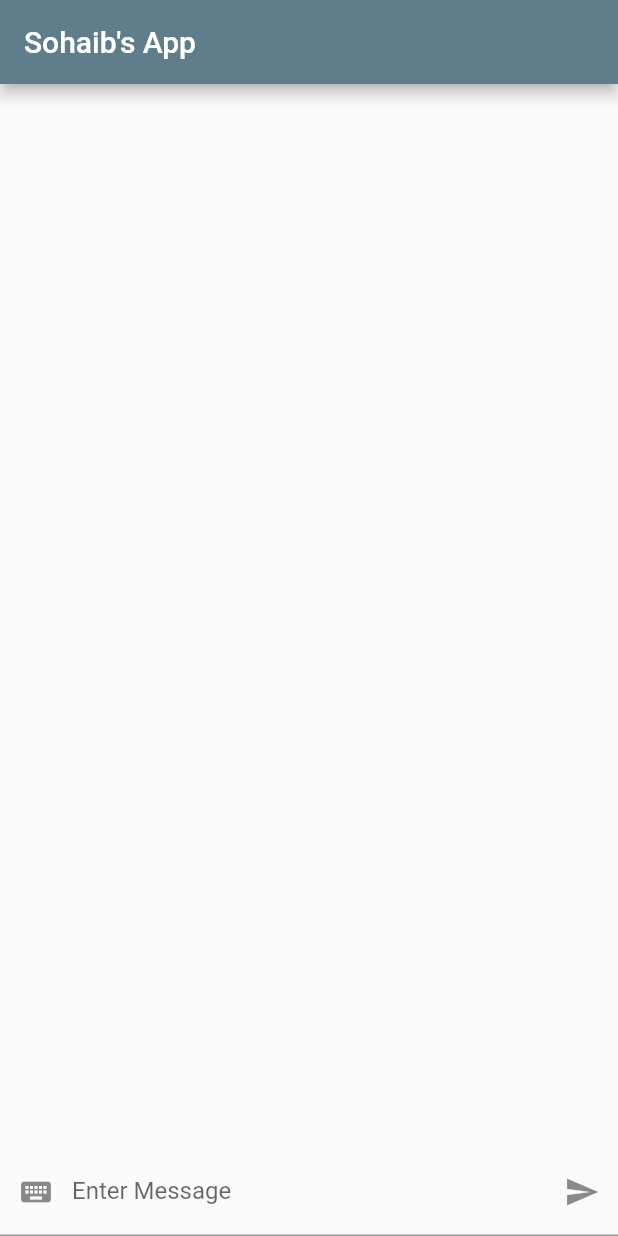
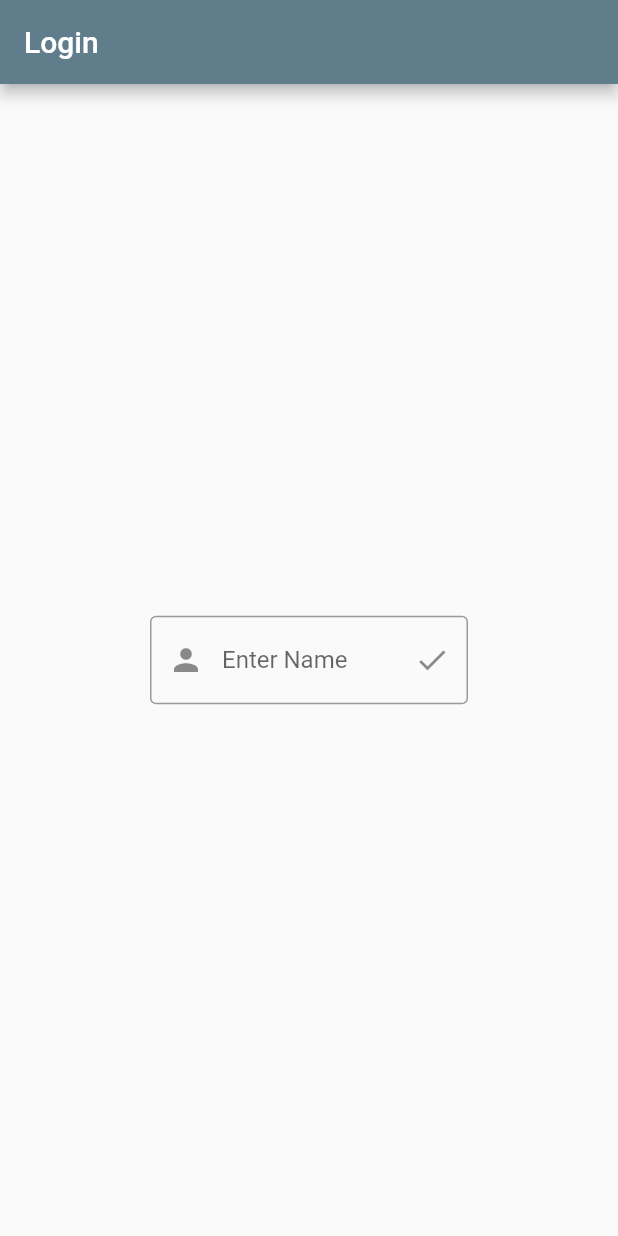
Before and after one commit to Sohaib-50/Flutter-Practice, a Flutter app: the screen it shows after launch, on a phone screen of 412 x 824 dp. Run offline on Flutter 3.47's test engine with Material 2 defaults, Android fonts, the phone set to English and light mode, and no system bars.

Commit message:
Page navigation with login page

```diff
--- /dev/null
+++ b/flutter_application_0/lib/loginpage.dart
@@ -0,0 +1,62 @@
+import 'package:flutter/material.dart';
+import 'myhomepage.dart' show MyHomePage;
+
+class LoginPage extends StatelessWidget {
+  LoginPage({super.key});
+
+  @override
+  Widget build(BuildContext context) {
+    return Scaffold(appBar: AppBar(title: const Text("Login")), body: Body());
+  }
+}
+
+class Body extends StatefulWidget {
+  const Body({super.key});
+
+  @override
+  State<Body> createState() => _BodyState();
+}
+
+class _BodyState extends State<Body> {
+  late String name;
+  final textController = TextEditingController();
+
+  @override
+  void dispose() {
+    textController.dispose();
+    super.dispose();
+  }
+
+  void login() {
+    name = textController.text;
+    if (name.isNotEmpty) {
+      Navigator.push(
+          context,
+          MaterialPageRoute(
+              builder: (context) => MyHomePage(
+                    name: name,
+                  )));
+    }
+  }
+
+  @override
+  Widget build(BuildContext context) {
+    return Center(
+      child: Padding(
+          padding: const EdgeInsets.all(100),
+          child: TextField(
+            controller: textController,
+            decoration: InputDecoration(
+              border: OutlineInputBorder(),
+              prefixIcon: const Icon(Icons.person),
+              labelText: 'Enter Name',
+              suffixIcon: IconButton(
+                  icon: const Icon(Icons.check),
+                  splashColor: Colors.blue,
+                  tooltip: "Login",
+                  onPressed: login),
+            ),
+          )),
+    );
+  }
+}
--- a/flutter_application_0/lib/main.dart
+++ b/flutter_application_0/lib/main.dart
@@ -1,5 +1,5 @@
 import 'package:flutter/material.dart';
-import 'myhomepage.dart' show MyHomePage;
+import 'loginpage.dart' show LoginPage;
 
 void main() {
   runApp(const MyApp());
@@ -13,7 +13,7 @@ class MyApp extends StatelessWidget {
     return MaterialApp(
       title: 'Sohaib\'s App',
       theme: ThemeData(primarySwatch: Colors.blueGrey),
-      home: MyHomePage(),
+      home: LoginPage(),
     );
   }
 }
--- a/flutter_application_0/lib/myhomepage.dart
+++ b/flutter_application_0/lib/myhomepage.dart
@@ -4,7 +4,8 @@ import 'postlist.dart' show PostsList;
 import 'postinputwidget.dart' show PostInputWidget;
 
 class MyHomePage extends StatefulWidget {
-  const MyHomePage({super.key});
+  final String name;
+  const MyHomePage({super.key, required this.name});
 
   @override
   State<MyHomePage> createState() => _MyHomePageState();
@@ -15,7 +16,7 @@ class _MyHomePageState extends State<MyHomePage> {
 
   void newPost(String text) {
     setState(() {
-      posts.add(Post(text, "Sohaib"));
+      posts.add(Post(text, widget.name));
     });
   }
 
--- a/flutter_application_0/lib/postinputwidget.dart
+++ b/flutter_application_0/lib/postinputwidget.dart
@@ -35,7 +35,7 @@ class _PostInputWidgetState extends State<PostInputWidget> {
         labelText: 'Enter Message',
         suffixIcon: IconButton(
           icon: const Icon(Icons.send),
-          splashColor: Colors.blueGrey,
+          splashColor: Colors.blue,
           tooltip: "Save post",
           onPressed: saveClicked,
         ),
```
Also changed, not shown: 2 other files.
